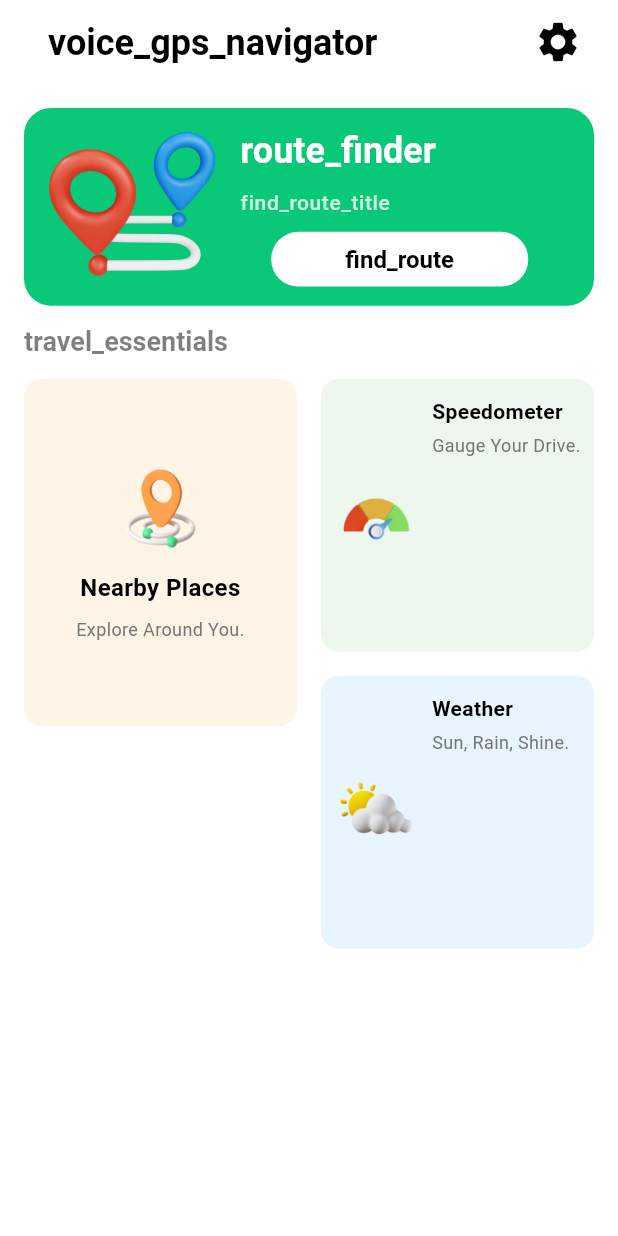
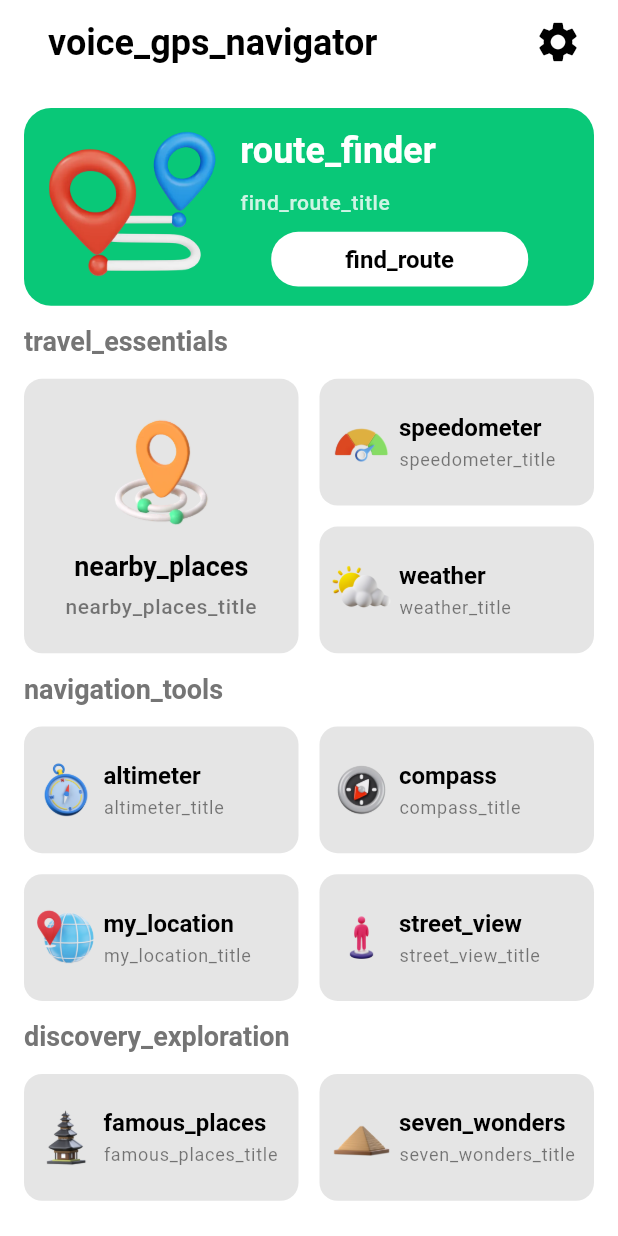
Before and after one commit to abdurrahman160903/voice_navigation, a Flutter app: the screen it shows after launch, on a phone screen of 412 x 824 dp. Run offline on Flutter 3.47's test engine with Material 3 defaults, Android fonts, the light colour scheme and no system bars; our stand-ins replace get, smooth_page_indicator.

Commit message:
minor update

```diff
--- /dev/null
+++ b/lib/common_widgets/column_card.dart
@@ -0,0 +1,50 @@
+import 'package:flutter/material.dart';
+
+import '../utils/device_utils.dart';
+
+class ColumnCard extends StatelessWidget {
+  const ColumnCard(
+      {super.key,
+      required this.title,
+      required this.subtitle,
+      required this.imagePath,
+      required this.onTap});
+
+  final String title, subtitle, imagePath;
+  final VoidCallback onTap;
+
+  @override
+  Widget build(BuildContext context) {
+    return InkWell(
+      onTap: onTap,
+      child: Container(
+        padding: EdgeInsets.all(16),
+        decoration: BoxDecoration(
+          color: DeviceUtils.isDarkMode(context)
+              ? Colors.white.withOpacity(0.1)
+              : Colors.black.withOpacity(0.1),
+          borderRadius: BorderRadius.circular(12),
+        ),
+        child: Column(
+          mainAxisAlignment: MainAxisAlignment.center,
+          crossAxisAlignment: CrossAxisAlignment.center,
+          children: [
+            Image.asset(imagePath, height: 80),
+            SizedBox(height: 12),
+            Text(
+              title,
+              style: Theme.of(context).textTheme.headlineSmall,
+              textAlign: TextAlign.center,
+            ),
+            SizedBox(height: 5),
+            Text(
+              subtitle,
+              style: Theme.of(context).textTheme.bodySmall,
+              textAlign: TextAlign.center,
+            ),
+          ],
+        ),
+      ),
+    );
+  }
+}
--- /dev/null
+++ b/lib/common_widgets/row_card.dart
@@ -0,0 +1,47 @@
+import 'package:flutter/material.dart';
+
+import '../utils/device_utils.dart';
+
+class RowCard extends StatelessWidget {
+  const RowCard({
+    super.key,
+    required this.title,
+    required this.subtitle,
+    required this.imagePath,
+    required this.onTap,
+  });
+
+  final String title, subtitle, imagePath;
+  final VoidCallback onTap;
+
+  @override
+  Widget build(BuildContext context) {
+    return InkWell(
+      onTap: onTap,
+      child: Container(
+        padding: EdgeInsets.all(8),
+        decoration: BoxDecoration(
+          color: DeviceUtils.isDarkMode(context)
+              ? Colors.white.withOpacity(0.1)
+              : Colors.black.withOpacity(0.1),
+          borderRadius: BorderRadius.circular(12),
+        ),
+        child: Row(
+          children: [
+            Image.asset(imagePath, height: 40),
+            SizedBox(width: 5),
+            Column(
+              crossAxisAlignment: CrossAxisAlignment.start,
+              mainAxisAlignment: MainAxisAlignment.center,
+              children: [
+                Text(title, style: Theme.of(context).textTheme.titleLarge),
+                SizedBox(height: 4),
+                Text(subtitle, style: Theme.of(context).textTheme.labelMedium),
+              ],
+            ),
+          ],
+        ),
+      ),
+    );
+  }
+}
--- a/lib/localization/app_localization.dart
+++ b/lib/localization/app_localization.dart
@@ -17,29 +17,29 @@ class AppTranslations extends Translations {
               'Get the latest weather updates for your location. Plan your day with confidence.',
           'voice_gps_navigator': 'Voice GPS Navigator',
           'route_finder': 'Route Finder',
-          'find_route_title': 'Find route to your destination',
+          'find_route_title': 'Find route to your destination.',
           'find_route': 'Find Route',
           'travel_essentials': 'Travel Essentials',
           'nearby_places': 'Nearby Places',
-          'nearby_places_title': 'Explore Around You',
+          'nearby_places_title': 'Explore Around You.',
           'speedometer': 'Speedometer',
-          'speedometer_title': 'Gauge Your Speed',
+          'speedometer_title': 'Gauge Your Speed.',
           'weather': 'Weather',
-          'weather_title': 'Sun, Rain, Shine',
+          'weather_title': 'Sun, Rain, Shine.',
           'navigation_tools': 'Navigation Tools',
           'altimeter': 'Altimeter',
-          'altimeter_title': 'Measure Your Altitude',
+          'altimeter_title': 'Measure Your \nAltitude.',
           'compass': 'Compass',
-          'compass_title': 'Point to Adventure',
+          'compass_title': 'Point to \nAdventure.',
           'my_location': 'My Location',
-          'my_location_title': 'Find Your Way',
+          'my_location_title': 'Find Your Way.',
           'street_view': 'Street View',
-          'street_view_title': 'Explore the Streets',
+          'street_view_title': 'Explore the \nStreets.',
           'discovery_exploration': 'Discovery & Exploration',
           'famous_places': 'Famous Places',
-          'famous_places_title': 'Famous Sites Await',
+          'famous_places_title': 'Famous Sites \nAwait.',
           'seven_wonders': 'Seven Wonders',
-          'seven_wonders_title': 'Discover the Wonders',
+          'seven_wonders_title': 'Discover the \nWonders.',
         },
         // Arabic translations
         'ar_SA': {
--- a/lib/screens/home_page/home_page.dart
+++ b/lib/screens/home_page/home_page.dart
@@ -6,6 +6,9 @@ import 'package:voice_navigation/screens/home_page/widgets/route_finder_widget.d
 import 'package:voice_navigation/screens/home_page/widgets/section_heading.dart';
 import 'package:voice_navigation/utils/constants/images.dart';
 import 'package:voice_navigation/utils/device_utils.dart';
+
+import '../../common_widgets/column_card.dart';
+import '../../common_widgets/row_card.dart';
 
 class HomePage extends StatelessWidget {
   const HomePage({super.key});
@@ -45,41 +48,118 @@ class HomePage extends StatelessWidget {
               SectionHeading(title: 'travel_essentials'.tr),
               SizedBox(height: DeviceUtils.screenHeight() * 0.015),
               StaggeredGrid.count(
-                crossAxisCount: 2, // 2 columns
-                mainAxisSpacing: 16,
-                crossAxisSpacing: 16,
+                crossAxisCount: 2,
+                mainAxisSpacing: 14,
+                crossAxisSpacing: 14,
                 children: [
-                  // Nearby Places (Full width)
                   StaggeredGridTile.count(
-                    crossAxisCellCount: 1, // Full width
-                    mainAxisCellCount: 1.25, // Smaller height
-                    child: _buildCard(
-                      title: 'Nearby Places',
-                      subtitle: 'Explore Around You.',
-                      imagePath: 'assets/images/main_page/nearby_places.png',
-                      backgroundColor: Colors.orange.withOpacity(0.1),
+                    crossAxisCellCount: 1,
+                    mainAxisCellCount: 1,
+                    child: ColumnCard(
+                      title: 'nearby_places'.tr,
+                      subtitle: 'nearby_places_title'.tr,
+                      imagePath: NImages.nearByPlaces,
+                      onTap: () {},
                     ),
                   ),
-                  // Speedometer (Half width with row layout)
                   StaggeredGridTile.count(
-                    crossAxisCellCount: 1, // Half width
-                    mainAxisCellCount: 1, // Smaller size
-                    child: _buildRowCard(
-                      title: 'Speedometer',
-                      subtitle: 'Gauge Your Drive.',
-                      imagePath: 'assets/images/main_page/speedometer.png',
-                      backgroundColor: Colors.green.withOpacity(0.1),
+                    crossAxisCellCount: 1,
+                    mainAxisCellCount: 0.5,
+                    child: RowCard(
+                      title: 'speedometer'.tr,
+                      subtitle: 'speedometer_title'.tr,
+                      imagePath: NImages.speedometer,
+                      onTap: () {},
                     ),
                   ),
-                  // Weather (Half width)
                   StaggeredGridTile.count(
-                    crossAxisCellCount: 1, // Half width
-                    mainAxisCellCount: 1, // Smaller size
-                    child: _buildRowCard(
-                      title: 'Weather',
-                      subtitle: 'Sun, Rain, Shine.',
-                      imagePath: 'assets/images/main_page/weather.png',
-                      backgroundColor: Colors.blue.withOpacity(0.1),
+                    crossAxisCellCount: 1,
+                    mainAxisCellCount: 0.5,
+                    child: RowCard(
+                      title: 'weather'.tr,
+                      subtitle: 'weather_title'.tr,
+                      imagePath: NImages.weather,
+                      onTap: () {},
+                    ),
+                  ),
+                ],
+              ),
+              SizedBox(height: DeviceUtils.screenHeight() * 0.015),
+              SectionHeading(title: 'navigation_tools'.tr),
+              SizedBox(height: DeviceUtils.screenHeight() * 0.015),
+              StaggeredGrid.count(
+                crossAxisCount: 2,
+                mainAxisSpacing: 14,
+                crossAxisSpacing: 14,
+                children: [
+                  StaggeredGridTile.count(
+                    crossAxisCellCount: 1,
+                    mainAxisCellCount: 0.5,
+                    child: RowCard(
+                      title: 'altimeter'.tr,
+                      subtitle: 'altimeter_title'.tr,
+                      imagePath: NImages.onBoarding2,
+                      onTap: () {},
+                    ),
+                  ),
+                  StaggeredGridTile.count(
+                    crossAxisCellCount: 1,
+                    mainAxisCellCount: 0.5,
+                    child: RowCard(
+                      title: 'compass'.tr,
+                      subtitle: 'compass_title'.tr,
+                      imagePath: NImages.compass,
+                      onTap: () {},
+                    ),
+                  ),
+                  StaggeredGridTile.count(
+                    crossAxisCellCount: 1,
+                    mainAxisCellCount: 0.5,
+                    child: RowCard(
+                      title: 'my_location'.tr,
+                      subtitle: 'my_location_title'.tr,
+                      imagePath: NImages.myLocation,
+                      onTap: () {},
+                    ),
+                  ),
+                  StaggeredGridTile.count(
+                    crossAxisCellCount: 1,
+                    mainAxisCellCount: 0.5,
+                    child: RowCard(
+                      title: 'street_view'.tr,
+                      subtitle: 'street_view_title'.tr,
+                      imagePath: NImages.streetView,
+                      onTap: () {},
+                    ),
+                  ),
+                ],
+              ),
+              SizedBox(height: DeviceUtils.screenHeight() * 0.015),
+              SectionHeading(title: 'discovery_exploration'.tr),
+              SizedBox(height: DeviceUtils.screenHeight() * 0.015),
+              StaggeredGrid.count(
+                crossAxisCount: 2,
+                mainAxisSpacing: 14,
+                crossAxisSpacing: 14,
+                children: [
+                  StaggeredGridTile.count(
+                    crossAxisCellCount: 1,
+                    mainAxisCellCount: 0.5,
+                    child: RowCard(
+                      title: 'famous_places'.tr,
+                      subtitle: 'famous_places_title'.tr,
+                      imagePath: NImages.famousPlaces,
+                      onTap: () {},
+                    ),
+                  ),
+                  StaggeredGridTile.count(
+                    crossAxisCellCount: 1,
+                    mainAxisCellCount: 0.5,
+                    child: RowCard(
+                      title: 'seven_wonders'.tr,
+                      subtitle: 'seven_wonders_title'.tr,
+                      imagePath: NImages.sevenWonders,
+                      onTap: () {},
                     ),
                   ),
                 ],
@@ -91,84 +171,3 @@ class HomePage extends StatelessWidget {
     );
   }
 }
-
-Widget _buildRowCard({
-  required String title,
-  required String subtitle,
-  required String imagePath,
-  required Color backgroundColor,
-}) {
-  return Container(
-    padding: EdgeInsets.all(12),
-    decoration: BoxDecoration(
-      color: backgroundColor,
-      borderRadius: BorderRadius.circular(12),
-    ),
-    child: Row(
-      children: [
-        Image.asset(imagePath, height: 50),
-        SizedBox(width: 12),
-        Column(
-          crossAxisAlignment: CrossAxisAlignment.start,
-          children: [
-            Text(
-              title,
-              style: TextStyle(
-                fontWeight: FontWeight.bold,
-                fontSize: 14,
-              ),
-            ),
-            SizedBox(height: 4),
-            Text(
-              subtitle,
-              style: TextStyle(
-                color: Colors.grey[600],
-                fontSize: 12,
-              ),
-            ),
-          ],
-        ),
-      ],
-    ),
-  );
-}
-
-Widget _buildCard({
-  required String title,
-  required String subtitle,
-  required String imagePath,
-  required Color backgroundColor,
-}) {
-  return Container(
-    padding: EdgeInsets.all(16),
-    decoration: BoxDecoration(
-      color: backgroundColor,
-      borderRadius: BorderRadius.circular(12),
-    ),
-    child: Column(
-      mainAxisAlignment: MainAxisAlignment.center,
-      crossAxisAlignment: CrossAxisAlignment.center,
-      children: [
-        Image.asset(imagePath, height: 60),
-        SizedBox(height: 12),
-        Text(
-          title,
-          style: TextStyle(
-            fontWeight: FontWeight.bold,
-            fontSize: 16,
-          ),
-          textAlign: TextAlign.center,
-        ),
-        SizedBox(height: 8),
-        Text(
-          subtitle,
-          style: TextStyle(
-            color: Colors.grey[600],
-            fontSize: 12,
-          ),
-          textAlign: TextAlign.center,
-        ),
-      ],
-    ),
-  );
-}
--- a/lib/screens/home_page/widgets/section_heading.dart
+++ b/lib/screens/home_page/widgets/section_heading.dart
@@ -13,7 +13,7 @@ class SectionHeading extends StatelessWidget {
     return Text(
       title,
       style: Theme.of(context).textTheme.headlineSmall?.apply(
-            color: Colors.black.withOpacity(0.5),
+            color: Colors.grey[600],
           ),
     );
   }
--- a/lib/utils/constants/images.dart
+++ b/lib/utils/constants/images.dart
@@ -8,6 +8,10 @@ class NImages {
   static const String speedometer = 'assets/images/main_page/speedometer.png';
   static const String streetView = 'assets/images/main_page/street_view.png';
   static const String weather = 'assets/images/main_page/weather.png';
+  static const String famousPlaces =
+      'assets/images/main_page/famous_places.png';
+  static const String sevenWonders =
+      'assets/images/main_page/seven_wonders.png';
 
   /// Near By Places Images
   static const String airport = 'assets/images/nearby_places/airport.png';
--- a/lib/utils/themes/text_theme.dart
+++ b/lib/utils/themes/text_theme.dart
@@ -50,6 +50,16 @@ class NTextTheme {
       fontWeight: FontWeight.w500,
       color: Colors.black.withOpacity(0.5),
     ),
+    labelLarge: const TextStyle().copyWith(
+      fontSize: 12.0,
+      fontWeight: FontWeight.normal,
+      color: Colors.black,
+    ),
+    labelMedium: const TextStyle().copyWith(
+      fontSize: 12.0,
+      fontWeight: FontWeight.normal,
+      color: Colors.black.withOpacity(0.5),
+    ),
   );
 
   /// TextTheme for dark theme
@@ -99,5 +109,15 @@ class NTextTheme {
       fontWeight: FontWeight.w500,
       color: Colors.white.withOpacity(0.5),
     ),
+    labelLarge: const TextStyle().copyWith(
+      fontSize: 12.0,
+      fontWeight: FontWeight.normal,
+      color: Colors.white,
+    ),
+    labelMedium: const TextStyle().copyWith(
+      fontSize: 12.0,
+      fontWeight: FontWeight.normal,
+      color: Colors.white.withOpacity(0.5),
+    ),
   );
 }
```
Also changed, not shown: assets/images/main_page/famous_places.png (added), assets/images/main_page/seven_wonders.png (added).
